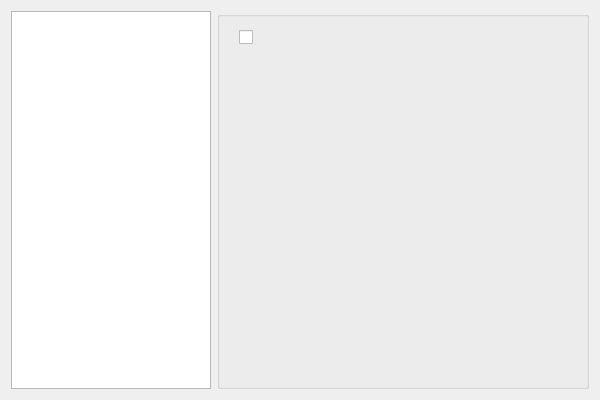
Above: org.nickvision.application.qt/src/views/settingsdialog.ui from NickvisionApps/Application before the change. Below: the same form after it.
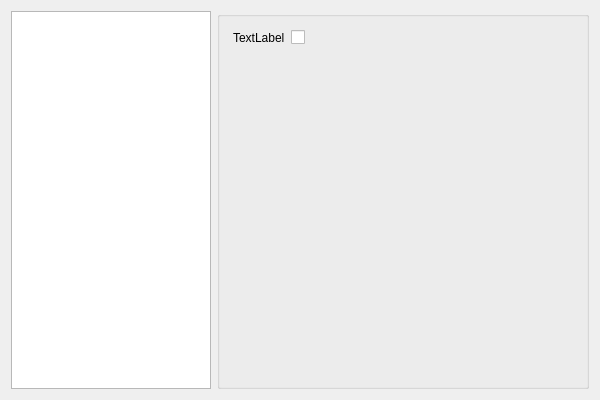
That is the form after the change.

Patch:
```diff
--- a/org.nickvision.application.qt/src/views/settingsdialog.ui
+++ b/org.nickvision.application.qt/src/views/settingsdialog.ui
@@ -57,9 +57,6 @@
           <bool>false</bool>
          </property>
          <layout class="QFormLayout" name="formLayout">
-          <item row="0" column="1">
-           <widget class="QCheckBox" name="chkUpdates"/>
-          </item>
           <item row="1" column="1">
            <spacer name="verticalSpacer">
             <property name="orientation">
@@ -73,6 +70,16 @@
             </property>
            </spacer>
           </item>
+          <item row="0" column="0">
+           <widget class="QLabel" name="lblUpdates">
+            <property name="text">
+             <string>TextLabel</string>
+            </property>
+           </widget>
+          </item>
+          <item row="0" column="1">
+           <widget class="QCheckBox" name="chkUpdates"/>
+          </item>
          </layout>
         </widget>
        </widget>
```
